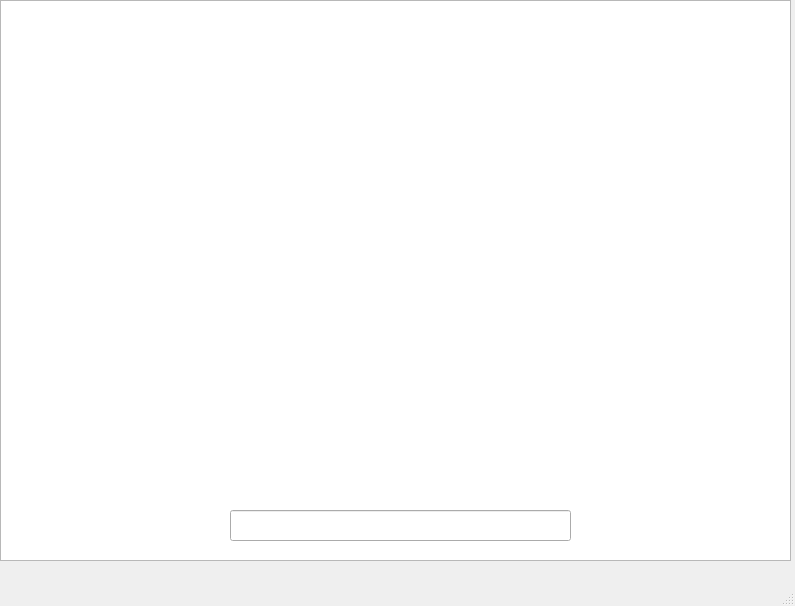
The window that board.ui (andricmitrovic/02-the-mill-game) describes before a commit, drawn with Qt 5.
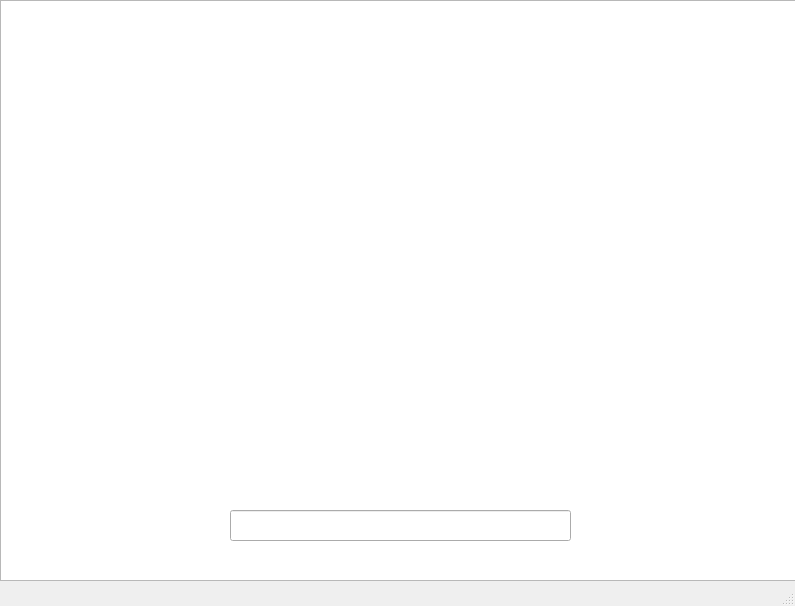
The same window after the commit.

Commit message: Resizable scene and view.

```diff
--- a/board.ui
+++ b/board.ui
@@ -21,17 +21,34 @@
   </property>
   <widget class="QWidget" name="centralwidget">
    <widget class="QGraphicsView" name="graphicsView">
+    <property name="enabled">
+     <bool>true</bool>
+    </property>
     <property name="geometry">
      <rect>
       <x>0</x>
       <y>0</y>
-      <width>791</width>
-      <height>561</height>
+      <width>801</width>
+      <height>581</height>
      </rect>
     </property>
+    <property name="sizePolicy">
+     <sizepolicy hsizetype="Maximum" vsizetype="Maximum">
+      <horstretch>0</horstretch>
+      <verstretch>0</verstretch>
+     </sizepolicy>
+    </property>
     <property name="acceptDrops">
      <bool>true</bool>
     </property>
+    <property name="sceneRect">
+     <rectf>
+      <x>0.000000000000000</x>
+      <y>0.000000000000000</y>
+      <width>0.000000000000000</width>
+      <height>0.000000000000000</height>
+     </rectf>
+    </property>
    </widget>
    <widget class="QLineEdit" name="leGameMessage">
     <property name="geometry">
```
The commit also changes 2 other files.
